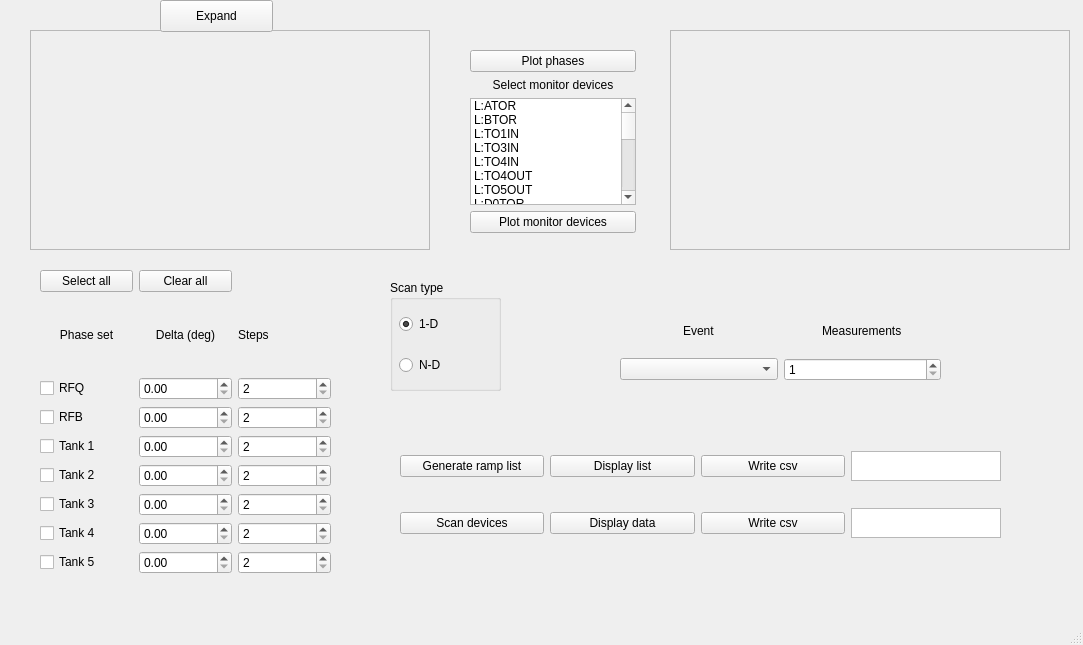
Old version of the form gui_window.ui in the repository rsharankova/LinacDeviceScan.
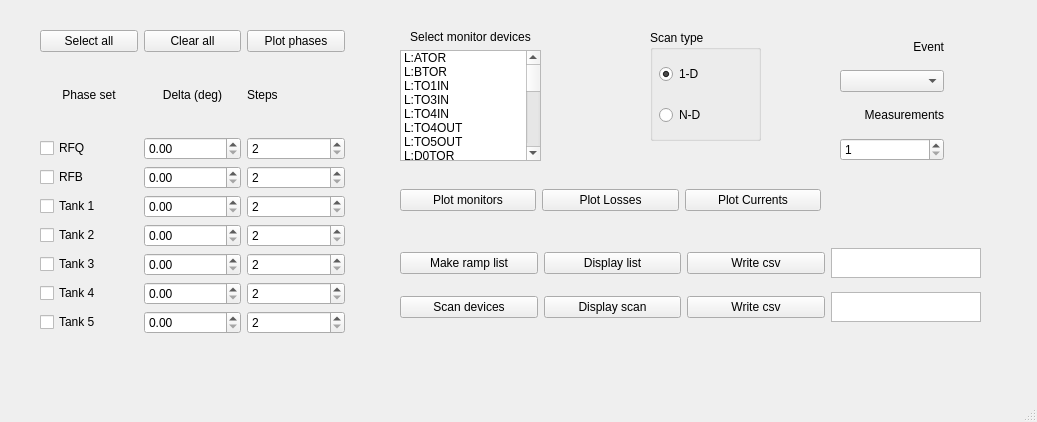
New version of the form.

Commit message: export plots to dialogs

```diff
--- a/gui_window.ui
+++ b/gui_window.ui
@@ -6,59 +6,48 @@
    <rect>
     <x>0</x>
     <y>0</y>
-    <width>1083</width>
-    <height>645</height>
+    <width>1037</width>
+    <height>422</height>
    </rect>
   </property>
   <property name="windowTitle">
    <string>Phase scan </string>
   </property>
   <widget class="QWidget" name="centralwidget">
-   <widget class="QFrame" name="frame">
-    <property name="geometry">
-     <rect>
-      <x>30</x>
-      <y>30</y>
-      <width>400</width>
-      <height>220</height>
-     </rect>
-    </property>
-    <property name="frameShape">
-     <enum>QFrame::StyledPanel</enum>
-    </property>
-    <property name="frameShadow">
-     <enum>QFrame::Raised</enum>
-    </property>
-    <widget class="QWidget" name="verticalLayoutWidget_3">
-     <property name="geometry">
-      <rect>
-       <x>0</x>
-       <y>0</y>
-       <width>401</width>
-       <height>221</height>
-      </rect>
-     </property>
-     <layout class="QVBoxLayout" name="phases_verticalLayout"/>
-    </widget>
-   </widget>
    <widget class="QWidget" name="gridLayoutWidget">
     <property name="geometry">
      <rect>
-      <x>620</x>
-      <y>310</y>
-      <width>321</width>
-      <height>71</height>
+      <x>840</x>
+      <y>30</y>
+      <width>104</width>
+      <height>131</height>
      </rect>
     </property>
-    <layout class="QGridLayout" name="gridLayout">
-     <item row="0" column="1" alignment="Qt::AlignHCenter">
+    <layout class="QVBoxLayout" name="verticalLayout_3">
+     <item>
+      <widget class="QLabel" name="label_1">
+       <property name="text">
+        <string>Event</string>
+       </property>
+       <property name="alignment">
+        <set>Qt::AlignRight|Qt::AlignTrailing|Qt::AlignVCenter</set>
+       </property>
+      </widget>
+     </item>
+     <item>
+      <widget class="QComboBox" name="event_comboBox"/>
+     </item>
+     <item>
       <widget class="QLabel" name="label_2">
        <property name="text">
         <string>Measurements</string>
        </property>
+       <property name="alignment">
+        <set>Qt::AlignRight|Qt::AlignTrailing|Qt::AlignVCenter</set>
+       </property>
       </widget>
      </item>
-     <item row="1" column="1">
+     <item>
       <widget class="QSpinBox" name="numevents_spinBox">
        <property name="minimum">
         <number>1</number>
@@ -68,24 +57,14 @@
        </property>
       </widget>
      </item>
-     <item row="1" column="0">
-      <widget class="QComboBox" name="event_comboBox"/>
-     </item>
-     <item row="0" column="0" alignment="Qt::AlignHCenter">
-      <widget class="QLabel" name="label_1">
-       <property name="text">
-        <string>Event</string>
-       </property>
-      </widget>
-     </item>
     </layout>
    </widget>
    <widget class="QWidget" name="gridLayoutWidget_2">
     <property name="geometry">
      <rect>
       <x>40</x>
-      <y>270</y>
-      <width>291</width>
+      <y>30</y>
+      <width>305</width>
       <height>304</height>
      </rect>
     </property>
@@ -299,15 +278,22 @@
        </property>
       </widget>
      </item>
+     <item row="0" column="2">
+      <widget class="QPushButton" name="expand_pushButton_1">
+       <property name="text">
+        <string>Plot phases</string>
+       </property>
+      </widget>
+     </item>
     </layout>
    </widget>
    <widget class="QWidget" name="gridLayoutWidget_3">
     <property name="geometry">
      <rect>
       <x>400</x>
-      <y>430</y>
-      <width>601</width>
-      <height>131</height>
+      <y>240</y>
+      <width>581</width>
+      <height>91</height>
      </rect>
     </property>
     <layout class="QGridLayout" name="gridLayout_3">
@@ -324,7 +310,7 @@
      <item row="0" column="0">
       <widget class="QPushButton" name="genList_pushButton">
        <property name="text">
-        <string>Generate ramp list</string>
+        <string>Make ramp list</string>
        </property>
       </widget>
      </item>
@@ -345,7 +331,7 @@
      <item row="1" column="1">
       <widget class="QPushButton" name="displayScan_pushButton">
        <property name="text">
-        <string>Display data</string>
+        <string>Display scan</string>
        </property>
       </widget>
      </item>
@@ -393,23 +379,13 @@
    <widget class="QWidget" name="verticalLayoutWidget_2">
     <property name="geometry">
      <rect>
-      <x>470</x>
-      <y>50</y>
-      <width>166</width>
-      <height>183</height>
+      <x>400</x>
+      <y>30</y>
+      <width>141</width>
+      <height>131</height>
      </rect>
     </property>
     <layout class="QVBoxLayout" name="verticalLayout">
-     <item>
-      <widget class="QPushButton" name="plot_phases_pushButton">
-       <property name="text">
-        <string>Plot phases</string>
-       </property>
-       <property name="checkable">
-        <bool>true</bool>
-       </property>
-      </widget>
-     </item>
      <item>
       <widget class="QLabel" name="label_4">
        <property name="text">
@@ -418,6 +394,9 @@
        <property name="alignment">
         <set>Qt::AlignCenter</set>
        </property>
+       <property name="wordWrap">
+        <bool>true</bool>
+       </property>
       </widget>
      </item>
      <item>
@@ -701,50 +680,13 @@
        </item>
       </widget>
      </item>
-     <item>
-      <widget class="QPushButton" name="plot_monitor_pushButton">
-       <property name="text">
-        <string>Plot monitor devices</string>
-       </property>
-       <property name="checkable">
-        <bool>true</bool>
-       </property>
-      </widget>
-     </item>
     </layout>
    </widget>
-   <widget class="QFrame" name="frame_2">
-    <property name="geometry">
-     <rect>
-      <x>670</x>
-      <y>30</y>
-      <width>400</width>
-      <height>220</height>
-     </rect>
-    </property>
-    <property name="frameShape">
-     <enum>QFrame::StyledPanel</enum>
-    </property>
-    <property name="frameShadow">
-     <enum>QFrame::Raised</enum>
-    </property>
-    <widget class="QWidget" name="verticalLayoutWidget_4">
-     <property name="geometry">
-      <rect>
-       <x>0</x>
-       <y>0</y>
-       <width>401</width>
-       <height>221</height>
-      </rect>
-     </property>
-     <layout class="QVBoxLayout" name="monitors_verticalLayout"/>
-    </widget>
-   </widget>
    <widget class="QGroupBox" name="groupBox">
     <property name="geometry">
      <rect>
-      <x>390</x>
-      <y>280</y>
+      <x>650</x>
+      <y>30</y>
       <width>111</width>
       <height>111</height>
      </rect>
@@ -791,18 +733,38 @@
      </layout>
     </widget>
    </widget>
-   <widget class="QPushButton" name="expand1_pushButton">
+   <widget class="QWidget" name="horizontalLayoutWidget">
     <property name="geometry">
      <rect>
-      <x>160</x>
-      <y>0</y>
-      <width>113</width>
-      <height>32</height>
+      <x>400</x>
+      <y>180</y>
+      <width>421</width>
+      <height>41</height>
      </rect>
     </property>
-    <property name="text">
-     <string>Expand</string>
-    </property>
+    <layout class="QHBoxLayout" name="horizontalLayout">
+     <item>
+      <widget class="QPushButton" name="expand_pushButton_2">
+       <property name="text">
+        <string>Plot monitors</string>
+       </property>
+      </widget>
+     </item>
+     <item>
+      <widget class="QPushButton" name="loss_pushButton">
+       <property name="text">
+        <string>Plot Losses</string>
+       </property>
+      </widget>
+     </item>
+     <item>
+      <widget class="QPushButton" name="current_pushButton">
+       <property name="text">
+        <string>Plot Currents</string>
+       </property>
+      </widget>
+     </item>
+    </layout>
    </widget>
   </widget>
   <widget class="QMenuBar" name="menubar">
```
Left out of the diff: 96 changed lines with no effect on the pictures. The commit also changes 2 other files.
